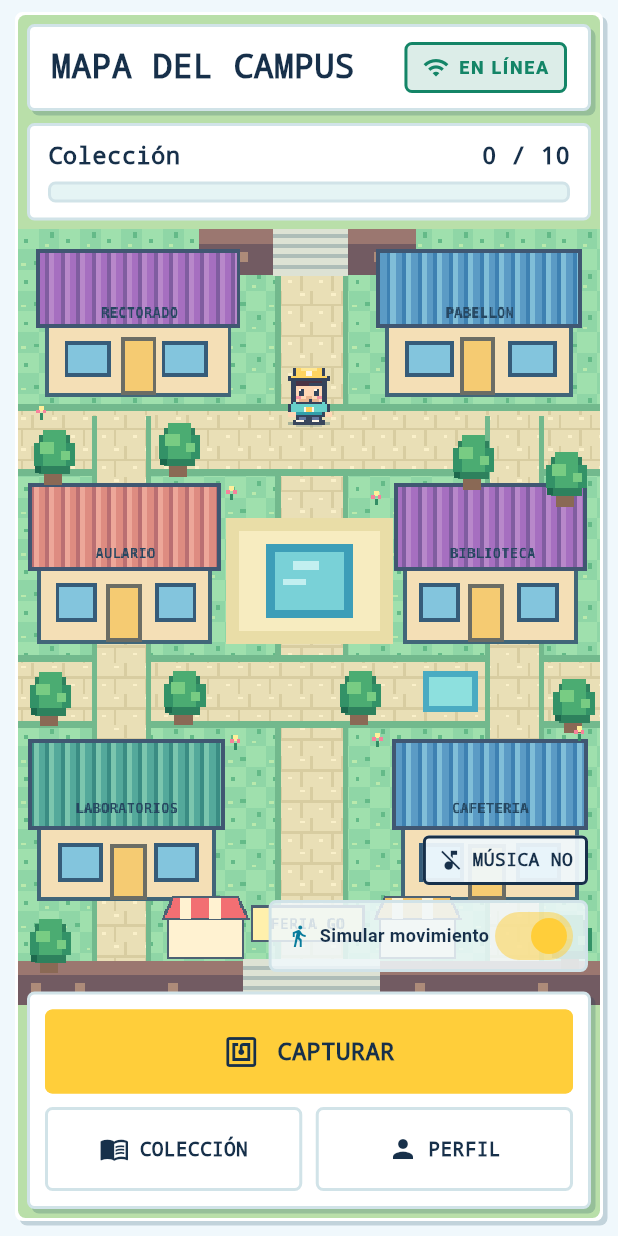
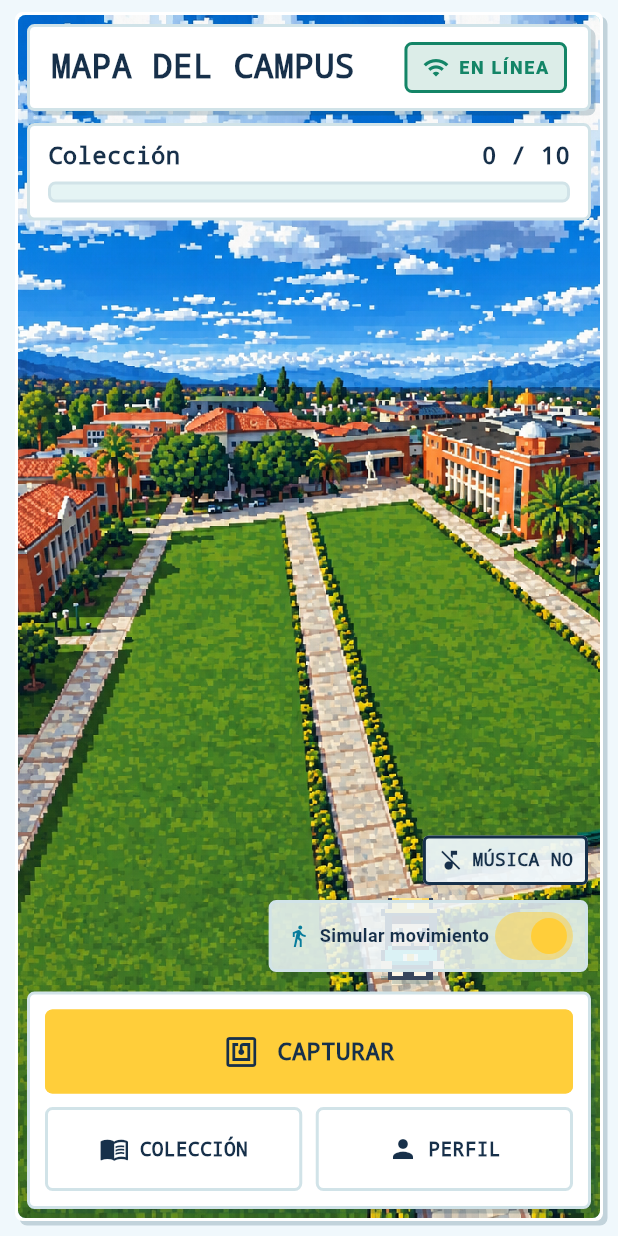
Before and after one commit to danycaste1304/profesor_go, a Flutter app: the MapScreen screen opened by its route, on a phone screen of 412 x 824 dp. Run offline on Flutter 3.47's test engine with Material 3 defaults, Android fonts, the phone set to English and light mode, and no system bars; our stand-ins replace audioplayers, cached_network_image, connectivity_plus, flutter_animate, flutter_riverpod, geolocator and 3 more; missing offline and left inert: nfc_manager; accounts and stored records are empty.

Commit message:
ui: changed campusmap for realistic one

```diff
--- a/apps/mobile/lib/core/config/campus_config.dart
+++ b/apps/mobile/lib/core/config/campus_config.dart
@@ -41,37 +41,40 @@ abstract final class CampusConfig {
   );
 
   /// Logical size of the pixel-art map image / canvas (independent of screen).
-  static const double mapWidth = 900;
-  static const double mapHeight = 1200;
+  /// Must keep the ratio of `assets/map/campus_map.png` (768 x 1376, 9:16):
+  /// the image is drawn over this canvas, so any other ratio distorts it.
+  static const double mapWidth = 720;
+  static const double mapHeight = 1290;
   static const Size mapSize = Size(mapWidth, mapHeight);
 
-  /// Demo route in the pixel map's open lanes. Keeping it in map coordinates
-  /// prevents the avatar from walking across the illustrated rooftops.
+  /// Demo route over the stone paths of the campus art: up the central
+  /// walkway to the junction, out along the left diagonal and back, then out
+  /// along the right branch and back. Keeping it in map coordinates prevents
+  /// the avatar from walking across lawns or rooftops.
   static final List<LatLng> demoPath = List<LatLng>.unmodifiable(
     const <Offset>[
-      Offset(450, 340),
-      Offset(450, 300),
-      Offset(450, 245),
-      Offset(450, 180),
-      Offset(450, 100),
-      Offset(450, 180),
-      Offset(450, 260),
-      Offset(450, 320),
-      Offset(370, 320),
-      Offset(290, 320),
-      Offset(210, 320),
-      Offset(150, 320),
-      Offset(210, 320),
-      Offset(290, 320),
-      Offset(370, 320),
-      Offset(450, 320),
-      Offset(530, 320),
-      Offset(610, 320),
-      Offset(690, 320),
-      Offset(750, 320),
-      Offset(690, 320),
-      Offset(610, 320),
-      Offset(530, 320),
+      Offset(534, 1219),
+      Offset(469, 1031),
+      Offset(417, 844),
+      Offset(380, 656),
+      Offset(356, 553),
+      Offset(281, 530),
+      Offset(211, 544),
+      Offset(159, 638),
+      Offset(103, 750),
+      Offset(56, 844),
+      Offset(103, 750),
+      Offset(159, 638),
+      Offset(211, 544),
+      Offset(281, 530),
+      Offset(356, 553),
+      Offset(450, 525),
+      Offset(525, 553),
+      Offset(600, 609),
+      Offset(675, 675),
+      Offset(600, 609),
+      Offset(525, 553),
+      Offset(450, 525),
     ].map(fromMapOffset),
   );
 
--- a/apps/mobile/lib/features/map/domain/campus_map_config.dart
+++ b/apps/mobile/lib/features/map/domain/campus_map_config.dart
@@ -22,7 +22,7 @@ class CampusMapConfig {
   /// Bundled original pixel-art map; replace with final campus artwork.
   static const String defaultBackgroundAssetPath = 'assets/map/campus_map.png';
 
-  /// Core defaults: placeholder bounds, 900x1200 logical px, pixel-art map.
+  /// Core defaults: placeholder bounds, 720x1290 logical px (9:16), pixel-art map.
   static const CampusMapConfig defaults = CampusMapConfig();
 
   final CampusBounds bounds;
--- a/apps/mobile/lib/features/map/presentation/widgets/campus_map.dart
+++ b/apps/mobile/lib/features/map/presentation/widgets/campus_map.dart
@@ -8,8 +8,8 @@ import 'avatar.dart';
 /// Illustrated campus map with the player's avatar layered on top.
 ///
 /// The map is laid out in logical units ([CampusMapConfig.mapWidth] x
-/// [CampusMapConfig.mapHeight]), scaled with a [FittedBox] so the whole
-/// campus fits the available space, and wrapped in an [InteractiveViewer]
+/// [CampusMapConfig.mapHeight]), scaled with a [FittedBox] so the campus
+/// covers the available space, and wrapped in an [InteractiveViewer]
 /// for pinch-zoom and panning. [avatarOffset] is expressed in those logical
 /// units (use [CampusMapConfig.toMapOffset]); `null` hides the avatar.
 ///
@@ -124,13 +124,22 @@ class _CampusMapState extends State<CampusMap> {
       ),
     );
 
-    final fitted = Center(child: FittedBox(child: map));
+    // The height is pinned to the panel and the width follows the art's ratio:
+    // narrower panels crop the sides, wider ones leave lawn-colored bars. It is
+    // never stretched.
+    final fitted = SizedBox.expand(
+      child: FittedBox(
+        fit: BoxFit.fitHeight,
+        clipBehavior: Clip.hardEdge,
+        child: map,
+      ),
+    );
 
     return Semantics(
       label: 'Mapa del campus',
       container: true,
       child: ColoredBox(
-        color: PixelCampusPainter.grassA,
+        color: PixelCampusPainter._water,
         child: widget.interactive
             ? InteractiveViewer(
                 minScale: 1,
@@ -160,7 +169,12 @@ class PixelCampusPainter extends CustomPainter {
   @override
   void paint(Canvas canvas, Size size) {
     canvas.save();
-    canvas.scale(size.width / 900, size.height / 1200);
+    // The drawing is authored on a 900 x 1200 sheet. The canvas is 9:16, so a
+    // uniform fit-to-width scale (centered vertically) avoids distorting it;
+    // the lawn color below fills the leftover bands.
+    final scale = size.width / 900;
+    canvas.translate(0, (size.height - 1200 * scale) / 2);
+    canvas.scale(scale);
     final paint = Paint()..isAntiAlias = true;
 
     void rounded(Rect rect, Color color, double radius) {
```
Also changed, not shown: apps/mobile/assets/map/campus_map.png, apps/mobile/assets/map/campus_map_old.png (added), 1 other file.
